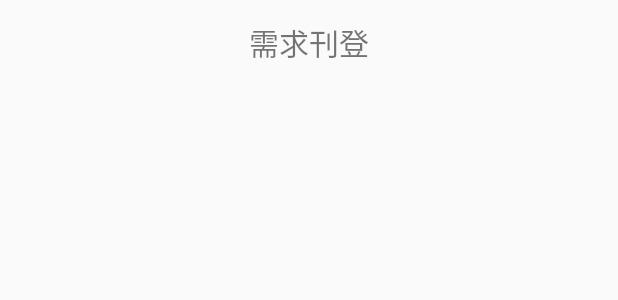
After one commit to TomLincoln066/favor-around-the-corner, an Android app: the layout fragment_post_request.xml on its own in the app's theme, with its tools: preview values and no code run, on a phone screen of 412 x 824 dp. The commit adds this screen. Shown: the top 300 px of the screen. Run offline under Robolectric (Android 15) with nearby library versions, the phone set to English and light mode, and no system bars.

Commit message:
add a few fragments and color selector & works

```diff
--- /dev/null
+++ b/app/src/main/res/drawable/bottomhome_selector.xml
@@ -0,0 +1,5 @@
+<?xml version="1.0" encoding="utf-8"?>
+<selector xmlns:android="http://schemas.android.com/apk/res/android">
+
+
+</selector>
--- a/app/src/main/res/layout/activity_main.xml
+++ b/app/src/main/res/layout/activity_main.xml
@@ -54,7 +54,7 @@
         android:id="@+id/tabs"
         android:layout_width="match_parent"
         android:layout_height="wrap_content"
-        android:background="?attr/colorPrimary"
+        android:background="@color/gray_646464"
         app:layout_constraintEnd_toEndOf="parent"
         app:layout_constraintStart_toStartOf="parent"
         app:layout_constraintTop_toBottomOf="@id/toolbar" />
@@ -83,7 +83,7 @@
         app:layout_constraintLeft_toLeftOf="parent"
         app:layout_constraintRight_toRightOf="parent"
         app:menu="@menu/bottom_menu"
-
+        app:itemIconTint="@drawable/color_selector"
         app:labelVisibilityMode="unlabeled"
         app:itemIconSize="36dp"/>
 
--- /dev/null
+++ b/app/src/main/res/layout/fragment_post_request.xml
@@ -0,0 +1,35 @@
+<?xml version="1.0" encoding="utf-8"?>
+<RelativeLayout
+    xmlns:android="http://schemas.android.com/apk/res/android"
+    android:orientation="vertical"
+    android:layout_width="match_parent"
+    android:layout_height="match_parent">
+
+    <TextView
+        android:id="@+id/textView_fragment_profile"
+        android:layout_width="match_parent"
+        android:layout_height="match_parent"
+        android:textAlignment="center"
+        android:layout_marginTop="13dp"
+        android:gravity="center_horizontal"
+        android:text="@string/title_post_request"
+        android:textSize="20sp" />
+
+
+</RelativeLayout>
+
+
+<!--<?xml version="1.0" encoding="utf-8"?>-->
+<!--<androidx.constraintlayout.widget.ConstraintLayout xmlns:android="http://schemas.android.com/apk/res/android"-->
+<!--    xmlns:tools="http://schemas.android.com/tools"-->
+<!--    android:layout_width="match_parent"-->
+<!--    android:layout_height="match_parent"-->
+<!--    tools:context=".postrequest.PostRequestFragment">-->
+
+<!--    &lt;!&ndash; TODO: Update blank fragment layout &ndash;&gt;-->
+<!--    <TextView-->
+<!--        android:layout_width="match_parent"-->
+<!--        android:layout_height="match_parent"-->
+<!--        android:text="@string/post_request_fragment" />-->
+
+<!--</androidx.constraintlayout.widget.ConstraintLayout>-->
--- a/app/src/main/res/values/strings.xml
+++ b/app/src/main/res/values/strings.xml
@@ -4,10 +4,16 @@
     <string name="tab_text_2">Tab 2</string>
 
 
-    <string name="title_post_request">需求</string>
+    <string name="title_post_request">需求刊登</string>
     <string name="title_ranking_list">排行榜</string>
     <string name="title_profile">個人</string>
     <string name="navigation_home">navigation_home</string>
 
+    <!-- TODO: Remove or change this placeholder text -->
+    <string name="ranking_list_fragment">Hello ranking list fragment</string>
+    <string name="home_fragment">Hello home fragment</string>
+    <string name="post_request_fragment">Hello post request fragment</string>
+    <string name="profile_fragment">Hello profile fragment</string>
+
 
 </resources>
```
Also changed, not shown: app/build.gradle (+1 -7 lines), app/src/main/java/com/tom/helper/homefragment/HomeFragment.kt (added, +26 -0 lines), app/src/main/java/com/tom/helper/postrequest/PostRequestFragment.kt (added, +26 -0 lines), app/src/main/java/com/tom/helper/profile/ProfileFragment.kt (added, +26 -0 lines), app/src/main/java/com/tom/helper/rankinglist/RankingListFragment.kt (added, +26 -0 lines), app/src/main/res/drawable/color_selector.xml (added, +8 -0 lines), app/src/main/res/layout/fragment_home.xml (added, +34 -0 lines), app/src/main/res/layout/fragment_profile.xml (added, +38 -0 lines), app/src/main/res/layout/fragment_ranking_list.xml (added, +37 -0 lines), app/src/main/res/menu/bottom_menu.xml (+5 -5 lines).
